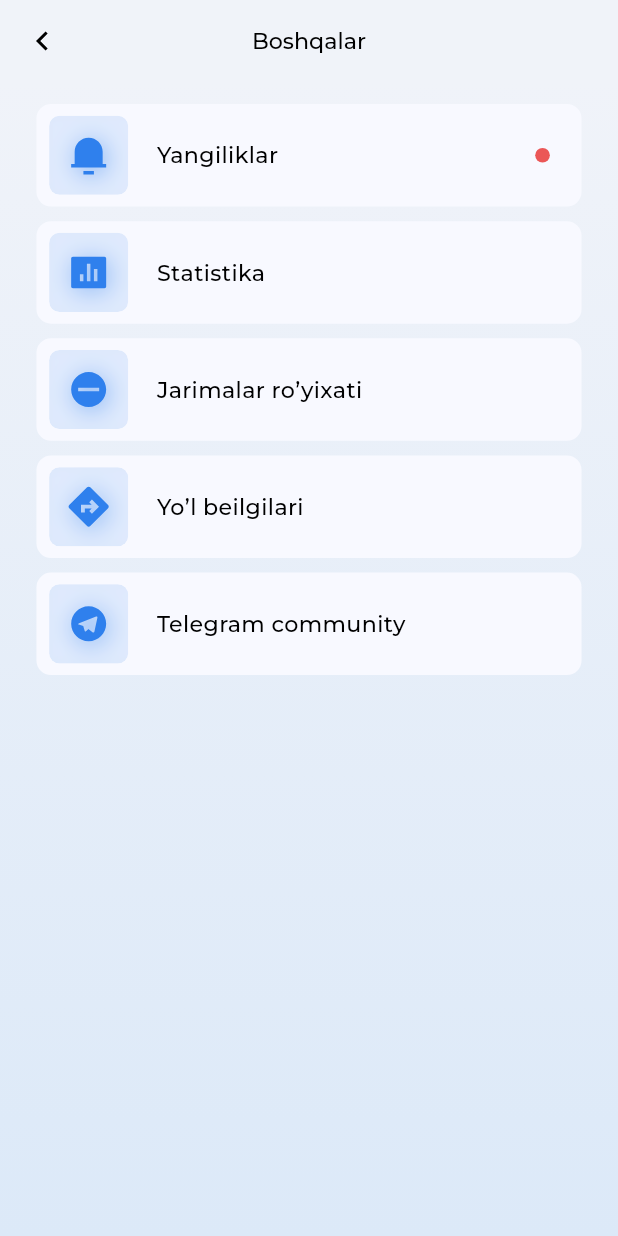
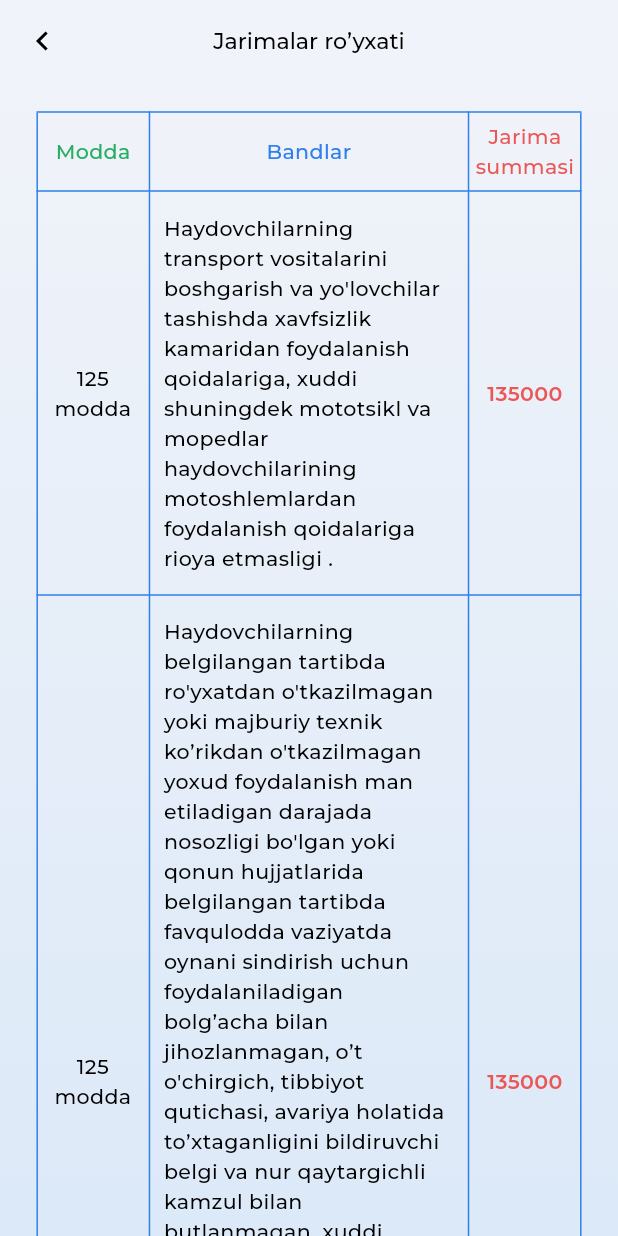
Before and after one commit to Saidmirzo/exam, a Flutter app: the OthersPage screen opened by its route, after a tap on "Jarimalar ro’yixati", on a phone screen of 412 x 824 dp. Run offline on Flutter 3.47's test engine with Material 2 defaults, Android fonts, the phone set to English and light mode, and no system bars; our stand-ins replace equatable, fl_chart, flutter_screenutil, flutter_svg, internet_connection_checker; missing offline and left inert: circular_seek_bar; project files that could hold a hidden picture were left out.

Commit message:
added fines and onboarding pages

```diff
--- a/lib/config/constants/app_text_styles.dart
+++ b/lib/config/constants/app_text_styles.dart
@@ -268,6 +268,12 @@ abstract class AppTextStyles {
       fontStyle: FontStyle.normal,
       fontSize: 13.sp,
       color: AppColors.black);
+    static TextStyle body13w6 = TextStyle(
+      fontFamily: fontFamily,
+      fontWeight: FontWeight.w600,
+      fontStyle: FontStyle.normal,
+      fontSize: 13.sp,
+      color: AppColors.black);
   static TextStyle body13w4 = TextStyle(
       fontFamily: fontFamily,
       fontWeight: FontWeight.w400,
--- a/lib/config/constants/assets.dart
+++ b/lib/config/constants/assets.dart
@@ -105,4 +105,9 @@ class _Images extends _AssetsHolder {
   String get sign5 => '$basePath/sign5.png';
 
   String get sign6 => '$basePath/sign6.png';
+
+  //!
+  String get appLogo => '$basePath/app_logo.svg';
+
+  String get avtomentorText => '$basePath/avtomentor_text.svg';
 }
--- a/lib/config/constants/local_data.dart
+++ b/lib/config/constants/local_data.dart
@@ -1,4 +1,5 @@
 import 'package:exam/config/constants/assets.dart';
+import 'package:exam/features/fines/data/models/fines_model.dart';
 import 'package:exam/features/news/data/models/news_model.dart';
 import 'package:exam/features/ticket/data/models/quetion_model.dart';
 
@@ -82,3 +83,17 @@ List<String> listRoads = [
   Assets.images.sign5,
   Assets.images.sign6,
 ];
+List<FinesModel> listFines = [
+  FinesModel(
+    number: 125,
+    info:
+        '''Haydovchilarning transport vositalarini boshgarish va yo'lovchilar tashishda xavfsizlik kamaridan foydalanish qoidalariga, xuddi shuningdek mototsikl va mopedlar haydovchilarining motoshlemlardan foydalanish qoidalariga rioya etmasligi .''',
+    cost: 135000,
+  ),
+  FinesModel(
+    number: 125,
+    info:
+        '''Haydovchilarning belgilangan tartibda ro'yxatdan o'tkazilmagan yoki majburiy texnik ko’rikdan o'tkazilmagan yoxud foydalanish man etiladigan darajada nosozligi bo'lgan yoki qonun hujjatlarida belgilangan tartibda favqulodda vaziyatda oynani sindirish uchun foydalaniladigan bolg’acha bilan jihozlanmagan, o’t o'chirgich, tibbiyot qutichasi, avariya holatida to’xtaganligini bildiruvchi belgi va nur qaytargichli kamzul bilan butlanmagan, xuddi shuningdek ishlayotganida tashqariga chigarayotgan ifloslantiruvchi moddalarning miqdori, shuningdek shovgain darajasi belgilangan normalardan ortiq bo‘lgan transport vositalarini boshgarishi''',
+    cost: 135000,
+  )
+];
--- a/lib/config/routes/routes.dart
+++ b/lib/config/routes/routes.dart
@@ -1,6 +1,8 @@
 import 'package:exam/features/categories/precentation/pages/categories_page.dart';
+import 'package:exam/features/fines/presentation/pages/fines_page.dart';
 import 'package:exam/features/news/presentation/pages/news_more_info_page.dart';
 import 'package:exam/features/news/presentation/pages/news_page.dart';
+import 'package:exam/features/onboarding/presentation/pages/onboarding_page.dart';
 import 'package:exam/features/others/presentation/pages/others_page.dart';
 import 'package:exam/features/road_sings/presentation/pages/road_signs_info_page.dart';
 import 'package:exam/features/road_sings/presentation/pages/road_signs_page.dart';
@@ -20,6 +22,8 @@ class Routes {
   static const statisticsPage = '/statisticsPage';
   static const roadSignsPage = '/roadSignsPage';
   static const roadSignsInfoPage = '/roadSignsInfoPage';
+  static const finesPage = '/finesPage';
+  static const onboardingPage = '/';
 
   static Route<dynamic> generateRoute(RouteSettings routeSettings) {
     try {
@@ -72,6 +76,16 @@ class Routes {
             settings: routeSettings,
             builder: (_) => const RoadSignsInfoPage(),
           );
+        case finesPage:
+          return MaterialPageRoute(
+            settings: routeSettings,
+            builder: (_) => const FinesPage(),
+          );
+        case onboardingPage:
+          return MaterialPageRoute(
+            settings: routeSettings,
+            builder: (_) => const OnboardingPage(),
+          );
         default:
           return MaterialPageRoute(
             settings: routeSettings,
--- /dev/null
+++ b/lib/features/fines/data/models/fines_model.dart
@@ -0,0 +1,10 @@
+class FinesModel {
+  final int number;
+  final String info;
+  final int cost;
+  FinesModel({
+    required  this.number,
+    required this.info,
+    required this.cost,
+  });
+}
--- /dev/null
+++ b/lib/features/fines/presentation/pages/fines_page.dart
@@ -0,0 +1,114 @@
+import 'package:exam/config/constants/app_colors.dart';
+import 'package:exam/config/constants/app_text_styles.dart';
+import 'package:exam/config/constants/local_data.dart';
+import 'package:exam/features/home/presentation/widgets/custom_app_bar.dart';
+import 'package:exam/features/home/presentation/widgets/wall_widget.dart';
+import 'package:flutter/material.dart';
+import 'package:flutter_screenutil/flutter_screenutil.dart';
+
+class FinesPage extends StatelessWidget {
+  const FinesPage({super.key});
+
+  @override
+  Widget build(BuildContext context) {
+    final double width = MediaQuery.of(context).size.width;
+    final double tableSize1 = (width - 26.w) / 3 - 50.w;
+    final double tableSize2 = (width - 26.w) / 3 + 80.w;
+    return Scaffold(
+      appBar: const CustomAppBar(title: "Jarimalar ro’yxati"),
+      body: WallWidget(
+          padding: EdgeInsets.symmetric(horizontal: 23.w),
+          child: SingleChildScrollView(
+            padding: EdgeInsets.symmetric(vertical: 20.h),
+            child: Table(
+              border: TableBorder.all(color: AppColors.blue),
+              columnWidths: {
+                0: FixedColumnWidth(tableSize1),
+                1: FixedColumnWidth(tableSize2),
+                2: FixedColumnWidth(tableSize1),
+              },
+              defaultVerticalAlignment: TableCellVerticalAlignment.middle,
+              children: [
+                TableRow(
+                  children: [
+                    Container(
+                      margin: EdgeInsets.symmetric(vertical: 17.h),
+                      alignment: Alignment.center,
+                      child: Text(
+                        'Modda',
+                        style: AppTextStyles.body13w5
+                            .copyWith(color: AppColors.green),
+                      ),
+                    ),
+                    Text(
+                      'Bandlar',
+                      textAlign: TextAlign.center,
+                      style: AppTextStyles.body13w5
+                          .copyWith(color: AppColors.blue),
+                    ),
+                    Text(
+                      'Jarima summasi',
+                      textAlign: TextAlign.center,
+                      style:
+                          AppTextStyles.body13w5.copyWith(color: AppColors.red),
+                    ),
+                  ],
+                ),
+                ...List.generate(
+                  listFines.length,
+                  (index) => TableRow(
+                    children: [
+                      Text(
+                        "${listFines[index].number}\nmodda",
+                        textAlign: TextAlign.center,
+                        style: AppTextStyles.body13w5,
+                      ),
+                      Container(
+                        alignment: Alignment.center,
+                        padding: EdgeInsets.symmetric(
+                            vertical: 15.h, horizontal: 9.w),
+                        child: Text(
+                          listFines[index].info,
+                          style: AppTextStyles.body13w5,
+                        ),
+                      ),
+                      Text(
+                        listFines[index].cost.toString(),
+                        textAlign: TextAlign.center,
+                        style: AppTextStyles.body13w6
+                            .copyWith(color: AppColors.red),
+                      ),
+                    ],
+                  ),
+                ),
+              ],
+            ),
+          )
+          // GridView.count(
+          //   crossAxisCount: 3,
+          //   childAspectRatio: 1,
+          //   mainAxisSpacing: 10,
+          //   crossAxisSpacing: 10,
+          //   children: [
+          //     Container(
+          //       height: 52.h,
+          //       color: AppColors.red,
+          //     ),
+          //     Container(
+          //       height: 52.h,
+          //       color: AppColors.red,
+          //     ),
+          //     Container(
+          //       height: 52.h,
+          //       color: AppColors.red,
+          //     ),
+          //     Container(
+          //       height: 100.h,
+          //       color: AppColors.red,
+          //     )
+          //   ],
+          // ),
+          ),
+    );
+  }
+}
--- /dev/null
+++ b/lib/features/onboarding/presentation/pages/onboarding_page.dart
@@ -0,0 +1,51 @@
+import 'dart:async';
+import 'dart:developer';
+
+import 'package:exam/config/constants/app_colors.dart';
+import 'package:exam/config/constants/assets.dart';
+import 'package:exam/config/routes/routes.dart';
+import 'package:flutter/material.dart';
+import 'package:flutter_screenutil/flutter_screenutil.dart';
+import 'package:flutter_svg/svg.dart';
+
+class OnboardingPage extends StatefulWidget {
+  const OnboardingPage({super.key});
+
+  @override
+  State<OnboardingPage> createState() => _OnboardingPageState();
+}
+
+class _OnboardingPageState extends State<OnboardingPage> {
+  @override
+  void initState() {
+    super.initState();
+    Timer.periodic(
+      Duration(seconds: 1),
+      (timer) {
+        log('ishlayapti');
+        if (timer.tick == 1) {
+          Navigator.pushReplacementNamed(context, Routes.homePage);
+        } else {
+          timer.cancel();
+        }
+      },
+    );
+  }
+
+  @override
+  Widget build(BuildContext context) {
+    return Scaffold(
+      backgroundColor: AppColors.white,
+      body: Center(
+        child: Column(
+          mainAxisAlignment: MainAxisAlignment.center,
+          children: [
+            SvgPicture.asset(Assets.images.appLogo),
+            SizedBox(height: 16.h),
+            SvgPicture.asset(Assets.images.avtomentorText),
+          ],
+        ),
+      ),
+    );
+  }
+}
--- a/lib/features/others/presentation/pages/others_page.dart
+++ b/lib/features/others/presentation/pages/others_page.dart
@@ -39,7 +39,7 @@ class OthersPage extends StatelessWidget {
               name: 'Jarimalar ro’yixati',
               icon: Assets.icons.fine,
               iconBgColor: AppColors.blue,
-              onTap: () {},
+              onTap: () => Navigator.pushNamed(context, Routes.finesPage),
             ),
             CategoryItem(
               name: 'Yo’l beilgilari',
```
Also changed, not shown: assets/images/app_logo.svg (added), assets/images/avtomentor_text.svg (added).
